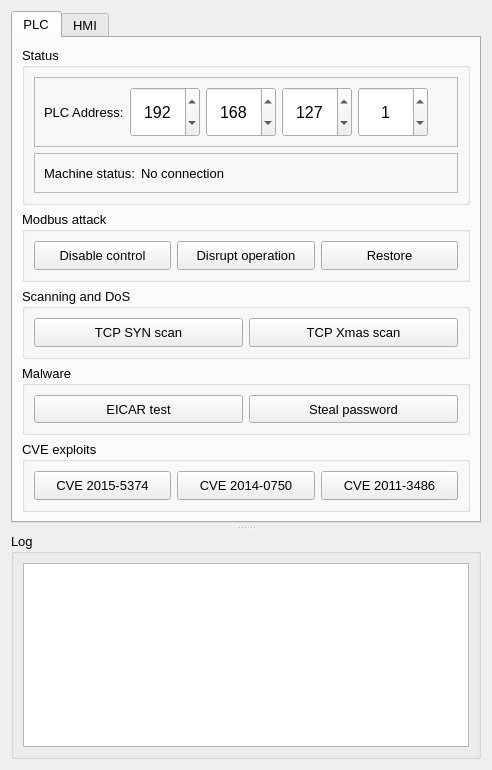
This is lib/interface.ui in UltimosHomo/attack_tool as Qt 5 draws it before an edit. The edited form follows.
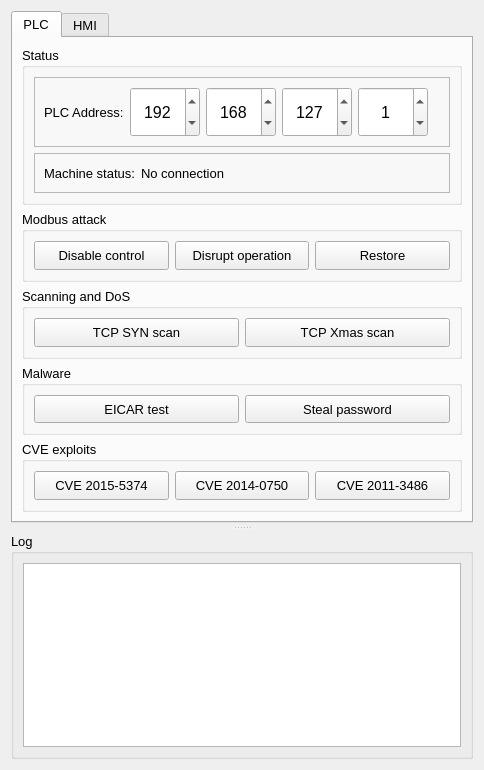
This is the edited form.

```diff
--- a/lib/interface.ui
+++ b/lib/interface.ui
@@ -2,11 +2,14 @@
 <ui version="4.0">
  <class>Form</class>
  <widget class="QWidget" name="Form">
+  <property name="enabled">
+   <bool>true</bool>
+  </property>
   <property name="geometry">
    <rect>
     <x>0</x>
     <y>0</y>
-    <width>488</width>
+    <width>480</width>
     <height>770</height>
    </rect>
   </property>
@@ -42,7 +45,7 @@
       </property>
       <property name="minimumSize">
        <size>
-        <width>470</width>
+        <width>462</width>
         <height>512</height>
        </size>
       </property>
```
